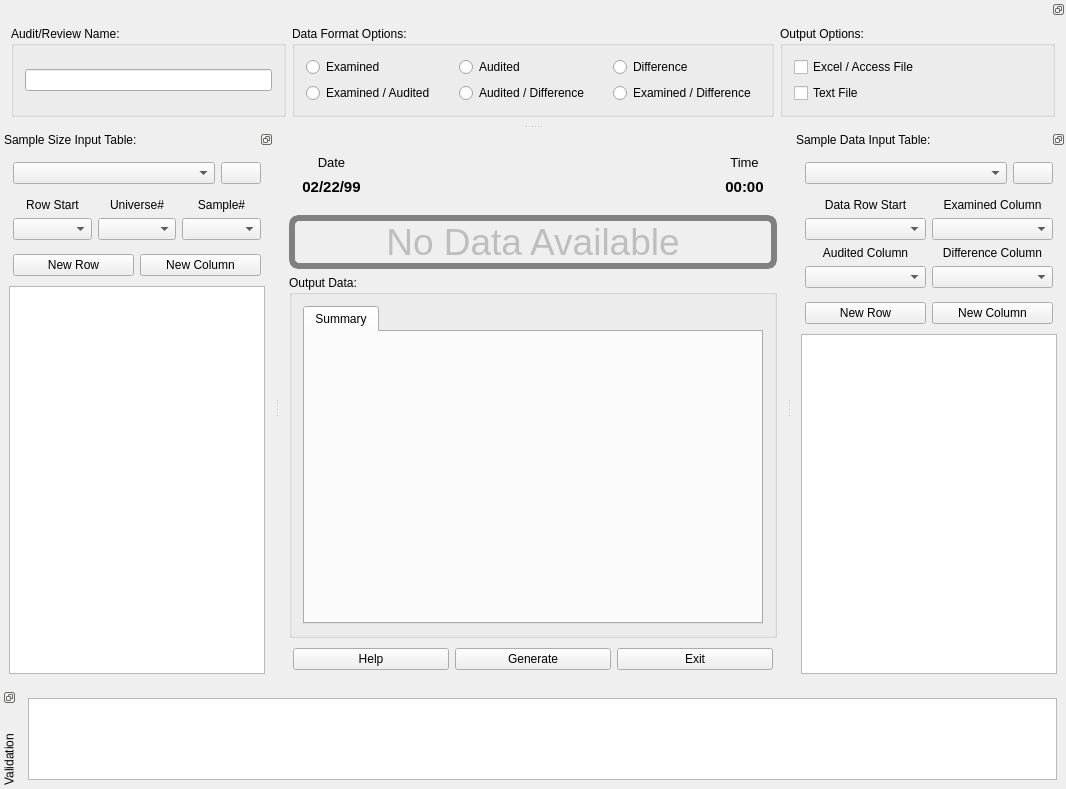
This is products/RAT-STATS/rstats_modules/stratified_variable_appraisal/src/UIRStatsSVA.ui in cbtek/RStats2017 as Qt 5 draws it before an edit. The edited form follows.
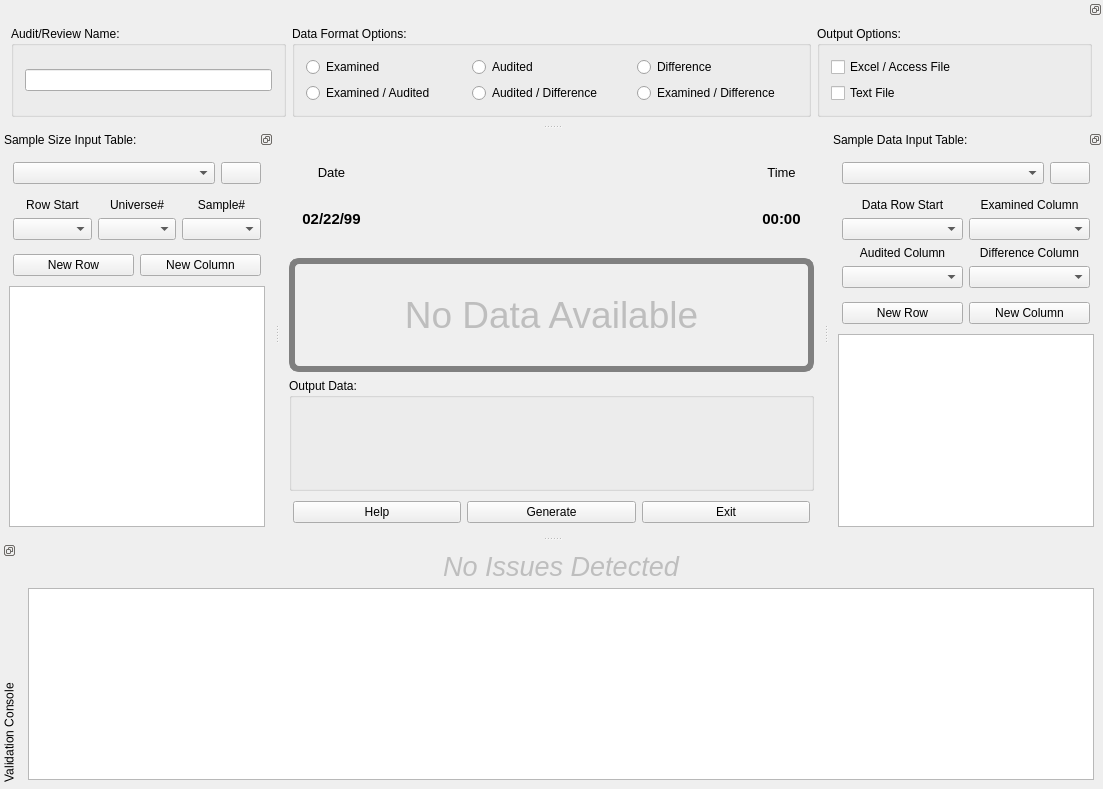
This is the edited form.

Commit message: Updated SVA module to generate data. Still needs a little work and testing. Updated UIWorkbook class with a couple functions for resizing contents Made minor changes to UI for SSRN Made minor changes UAA

The edit to the form file:
```diff
--- a/products/RAT-STATS/rstats_modules/stratified_variable_appraisal/src/UIRStatsSVA.ui
+++ b/products/RAT-STATS/rstats_modules/stratified_variable_appraisal/src/UIRStatsSVA.ui
@@ -6,7 +6,7 @@
    <rect>
     <x>0</x>
     <y>0</y>
-    <width>1066</width>
+    <width>1103</width>
     <height>789</height>
    </rect>
   </property>
@@ -163,24 +163,11 @@
        <property name="bottomMargin">
         <number>11</number>
        </property>
-       <item>
-        <widget class="QTabWidget" name="m_tabOutput">
-         <property name="currentIndex">
-          <number>0</number>
-         </property>
-         <widget class="QWidget" name="m_tbSummary">
-          <attribute name="title">
-           <string>Summary</string>
-          </attribute>
-          <layout class="QHBoxLayout" name="horizontalLayout_4"/>
-         </widget>
-        </widget>
-       </item>
       </layout>
      </widget>
     </item>
     <item>
-     <widget class="QFrame" name="frame">
+     <widget class="QFrame" name="m_frmCommand">
       <property name="sizePolicy">
        <sizepolicy hsizetype="Preferred" vsizetype="Fixed">
         <horstretch>0</horstretch>
@@ -562,7 +549,7 @@
         <bool>true</bool>
        </attribute>
        <attribute name="verticalHeaderVisible">
-        <bool>false</bool>
+        <bool>true</bool>
        </attribute>
       </widget>
      </item>
@@ -849,7 +836,7 @@
         <bool>true</bool>
        </attribute>
        <attribute name="verticalHeaderVisible">
-        <bool>false</bool>
+        <bool>true</bool>
        </attribute>
       </widget>
      </item>
@@ -859,14 +846,14 @@
   <widget class="QDockWidget" name="dockWidget">
    <property name="minimumSize">
     <size>
-     <width>126</width>
-     <height>100</height>
+     <width>309</width>
+     <height>127</height>
     </size>
    </property>
    <property name="maximumSize">
     <size>
      <width>524287</width>
-     <height>100</height>
+     <height>524287</height>
     </size>
    </property>
    <property name="features">
@@ -876,13 +863,32 @@
     <set>Qt::BottomDockWidgetArea|Qt::TopDockWidgetArea</set>
    </property>
    <property name="windowTitle">
-    <string>Validation</string>
+    <string> Validation Console</string>
    </property>
    <attribute name="dockWidgetArea">
     <number>8</number>
    </attribute>
    <widget class="QWidget" name="dockWidgetContents_4">
     <layout class="QVBoxLayout" name="verticalLayout_4">
+     <item>
+      <widget class="QLabel" name="m_lblErrorConsole">
+       <property name="enabled">
+        <bool>false</bool>
+       </property>
+       <property name="font">
+        <font>
+         <pointsize>20</pointsize>
+         <italic>true</italic>
+        </font>
+       </property>
+       <property name="text">
+        <string>No Issues Detected</string>
+       </property>
+       <property name="alignment">
+        <set>Qt::AlignCenter</set>
+       </property>
+      </widget>
+     </item>
      <item>
       <widget class="QListWidget" name="m_lstErrorConsole">
        <property name="sizePolicy">
```
Left out of the diff: 3 changed lines with no effect on the pictures. The commit also changes 12 other files.
